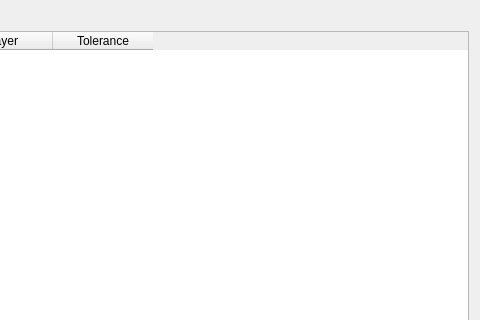
Old version of the form rulesDialog.ui in the repository wonder-sk/topol; both pictures show x 259 to 739 and y 0 to 320 of the 739 by 545 pixel window.
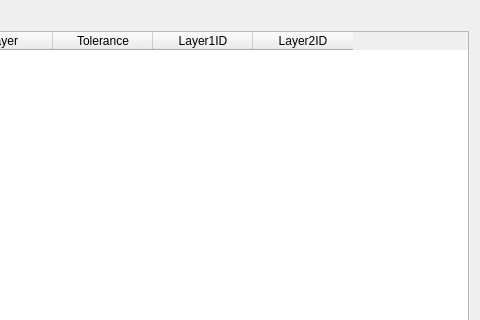
New version of the form.

Commit message: layers are now represented by names (not IDs) in the dialog

```diff
--- a/rulesDialog.ui
+++ b/rulesDialog.ui
@@ -45,6 +45,16 @@
          <string>Tolerance</string>
         </property>
        </column>
+       <column>
+        <property name="text">
+         <string>Layer1ID</string>
+        </property>
+       </column>
+       <column>
+        <property name="text">
+         <string>Layer2ID</string>
+        </property>
+       </column>
       </widget>
      </item>
      <item>
```
The commit also changes 3 other files.
